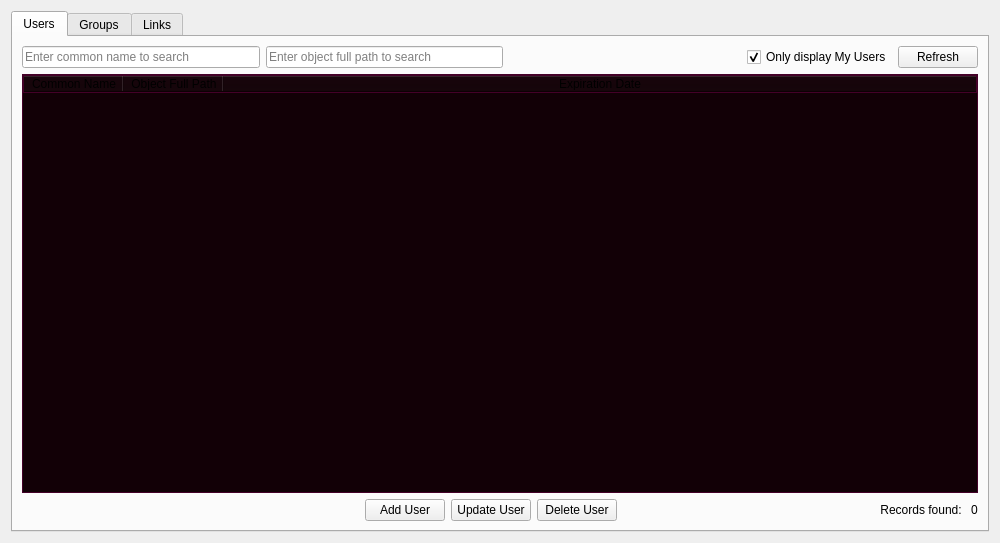
First picture: the form in src/qt/forms/bdappage.ui, repository Zero-Dynamics/cash-core, before the edit.
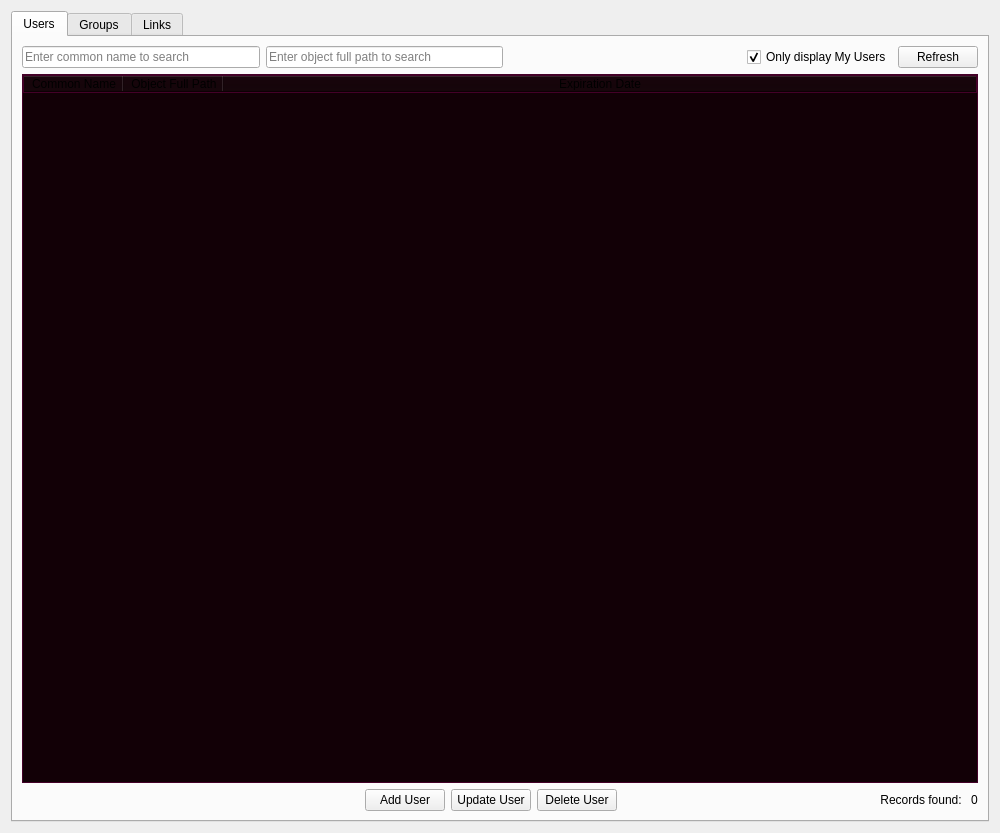
Second picture: the form after the edit. Icons and pictures are not drawn.

Commit message: Change window size

```diff
--- a/src/qt/forms/bdappage.ui
+++ b/src/qt/forms/bdappage.ui
@@ -7,7 +7,7 @@
     <x>0</x>
     <y>0</y>
     <width>1000</width>
-    <height>543</height>
+    <height>833</height>
    </rect>
   </property>
   <property name="windowTitle">
```
The commit also changes 7 other files.
